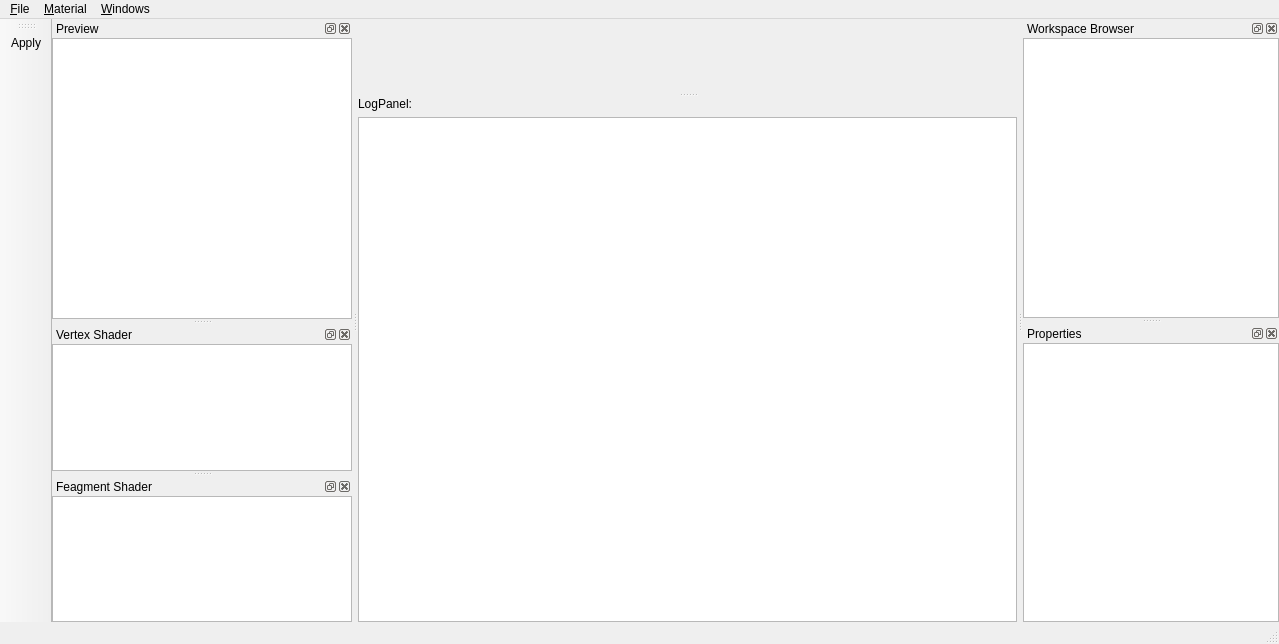
Before: the Qt Designer form Src/mainwindow.ui in ironsteel/QtOME, drawn with Qt 5.
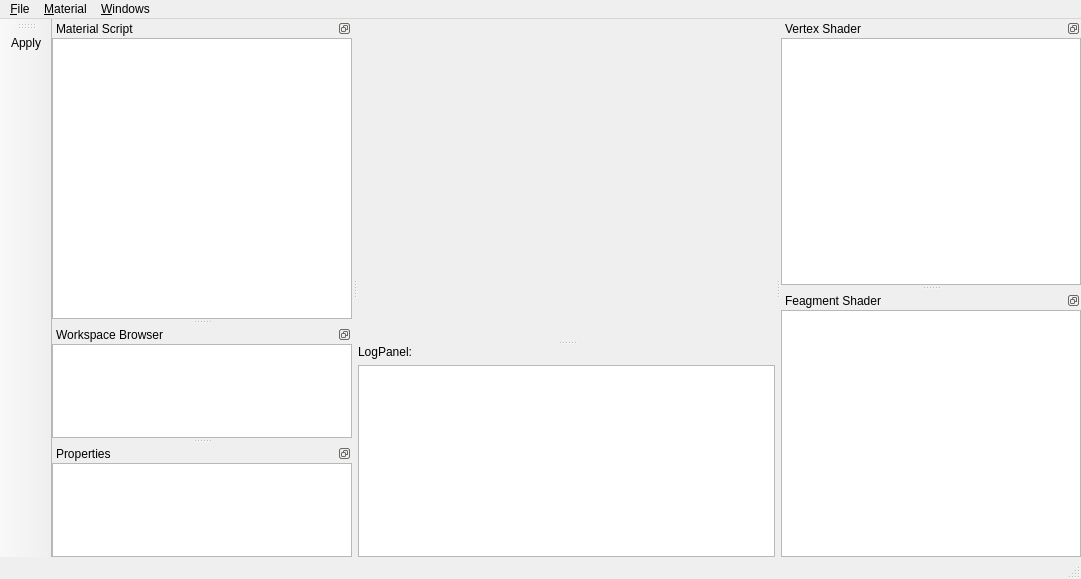
After: the same form once the commit is applied. Icons and pictures are not drawn. Custom widgets are drawn as their Qt base class.

Commit message: tabbed some widgets to save even more pixels

What changed in the file:
```diff
--- a/Src/mainwindow.ui
+++ b/Src/mainwindow.ui
@@ -6,20 +6,32 @@
    <rect>
     <x>0</x>
     <y>0</y>
-    <width>1279</width>
-    <height>644</height>
+    <width>1081</width>
+    <height>579</height>
    </rect>
   </property>
   <property name="windowTitle">
    <string>QtOME</string>
   </property>
   <widget class="QWidget" name="centralWidget">
+   <property name="sizePolicy">
+    <sizepolicy hsizetype="MinimumExpanding" vsizetype="Preferred">
+     <horstretch>0</horstretch>
+     <verstretch>0</verstretch>
+    </sizepolicy>
+   </property>
    <layout class="QHBoxLayout" name="horizontalLayout_2">
     <property name="margin">
      <number>0</number>
     </property>
     <item>
      <widget class="QSplitter" name="splitter">
+      <property name="sizePolicy">
+       <sizepolicy hsizetype="Expanding" vsizetype="Expanding">
+        <horstretch>0</horstretch>
+        <verstretch>0</verstretch>
+       </sizepolicy>
+      </property>
       <property name="orientation">
        <enum>Qt::Vertical</enum>
       </property>
@@ -27,7 +39,7 @@
        <property name="sizePolicy">
         <sizepolicy hsizetype="Preferred" vsizetype="Preferred">
          <horstretch>0</horstretch>
-         <verstretch>0</verstretch>
+         <verstretch>1</verstretch>
         </sizepolicy>
        </property>
        <property name="sizeIncrement">
@@ -44,6 +56,18 @@
        </property>
       </widget>
       <widget class="QWidget" name="widget" native="true">
+       <property name="sizePolicy">
+        <sizepolicy hsizetype="Preferred" vsizetype="Preferred">
+         <horstretch>0</horstretch>
+         <verstretch>0</verstretch>
+        </sizepolicy>
+       </property>
+       <property name="baseSize">
+        <size>
+         <width>0</width>
+         <height>0</height>
+        </size>
+       </property>
        <layout class="QVBoxLayout" name="verticalLayout">
         <property name="margin">
          <number>0</number>
@@ -76,7 +100,7 @@
     <rect>
      <x>0</x>
      <y>0</y>
-     <width>1279</width>
+     <width>1081</width>
      <height>25</height>
     </rect>
    </property>
@@ -113,7 +137,13 @@
    <addaction name="menuWindows"/>
   </widget>
   <widget class="QStatusBar" name="statusBar"/>
-  <widget class="QDockWidget" name="dockPreview">
+  <widget class="QDockWidget" name="mDock">
+   <property name="sizePolicy">
+    <sizepolicy hsizetype="Preferred" vsizetype="Preferred">
+     <horstretch>0</horstretch>
+     <verstretch>0</verstretch>
+    </sizepolicy>
+   </property>
    <property name="minimumSize">
     <size>
      <width>300</width>
@@ -132,8 +162,17 @@
      <height>1</height>
     </size>
    </property>
+   <property name="baseSize">
+    <size>
+     <width>500</width>
+     <height>0</height>
+    </size>
+   </property>
+   <property name="features">
+    <set>QDockWidget::DockWidgetFloatable|QDockWidget::DockWidgetMovable</set>
+   </property>
    <property name="windowTitle">
-    <string>Preview</string>
+    <string>Material Script</string>
    </property>
    <attribute name="dockWidgetArea">
     <number>1</number>
@@ -167,12 +206,15 @@
    </attribute>
    <addaction name="action_Apply"/>
   </widget>
-  <widget class="QDockWidget" name="dockWidget">
+  <widget class="QDockWidget" name="workspaceDock">
+   <property name="features">
+    <set>QDockWidget::DockWidgetFloatable|QDockWidget::DockWidgetMovable</set>
+   </property>
    <property name="windowTitle">
     <string>Workspace Browser</string>
    </property>
    <attribute name="dockWidgetArea">
-    <number>2</number>
+    <number>1</number>
    </attribute>
    <widget class="QWidget" name="dockWidgetContents_2">
     <layout class="QVBoxLayout" name="verticalLayout_8">
@@ -206,12 +248,15 @@
     </layout>
    </widget>
   </widget>
-  <widget class="QDockWidget" name="dockWidget_2">
+  <widget class="QDockWidget" name="propertiesDock">
+   <property name="features">
+    <set>QDockWidget::DockWidgetFloatable|QDockWidget::DockWidgetMovable</set>
+   </property>
    <property name="windowTitle">
     <string>Properties</string>
    </property>
    <attribute name="dockWidgetArea">
-    <number>2</number>
+    <number>1</number>
    </attribute>
    <widget class="QWidget" name="dockWidgetContents_3">
     <layout class="QVBoxLayout" name="verticalLayout_3">
@@ -231,12 +276,33 @@
     </layout>
    </widget>
   </widget>
-  <widget class="QDockWidget" name="dockWidget_3">
+  <widget class="QDockWidget" name="vDock">
+   <property name="sizePolicy">
+    <sizepolicy hsizetype="Preferred" vsizetype="Preferred">
+     <horstretch>0</horstretch>
+     <verstretch>0</verstretch>
+    </sizepolicy>
+   </property>
+   <property name="minimumSize">
+    <size>
+     <width>300</width>
+     <height>112</height>
+    </size>
+   </property>
+   <property name="baseSize">
+    <size>
+     <width>500</width>
+     <height>0</height>
+    </size>
+   </property>
+   <property name="features">
+    <set>QDockWidget::DockWidgetFloatable|QDockWidget::DockWidgetMovable</set>
+   </property>
    <property name="windowTitle">
     <string>Vertex Shader</string>
    </property>
    <attribute name="dockWidgetArea">
-    <number>1</number>
+    <number>2</number>
    </attribute>
    <widget class="QWidget" name="wVP">
     <layout class="QHBoxLayout" name="horizontalLayout">
@@ -249,12 +315,21 @@
     </layout>
    </widget>
   </widget>
-  <widget class="QDockWidget" name="dockWidget_4">
+  <widget class="QDockWidget" name="fDock">
+   <property name="minimumSize">
+    <size>
+     <width>300</width>
+     <height>112</height>
+    </size>
+   </property>
+   <property name="features">
+    <set>QDockWidget::DockWidgetFloatable|QDockWidget::DockWidgetMovable</set>
+   </property>
    <property name="windowTitle">
     <string>Feagment Shader</string>
    </property>
    <attribute name="dockWidgetArea">
-    <number>1</number>
+    <number>2</number>
    </attribute>
    <widget class="QWidget" name="wFP">
     <layout class="QVBoxLayout" name="verticalLayout_2">
```
Left out of the diff: 2 changed lines with no effect on the pictures. The commit also changes 1 other file.
